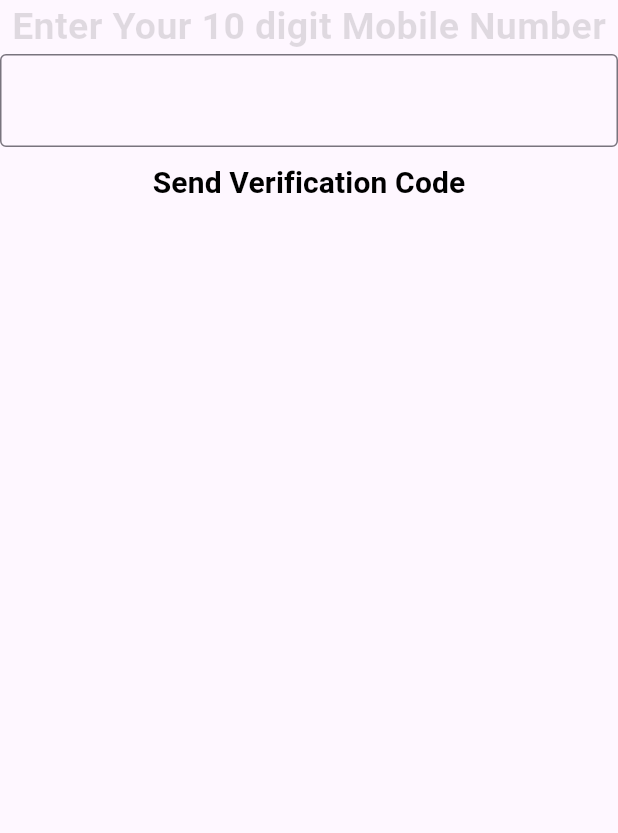
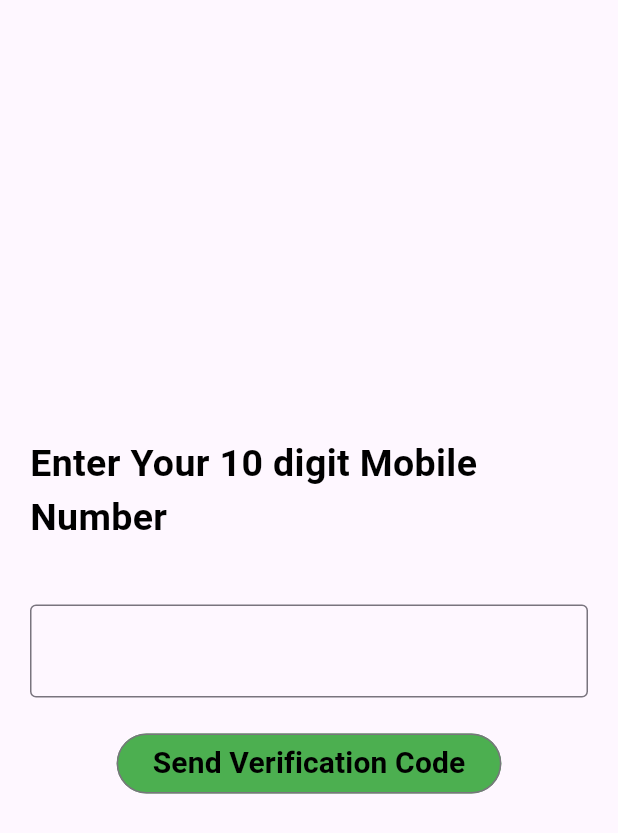
Before and after one commit to VARKOLU1729/my_vault, a Flutter app: the screen it shows after launch, on a phone screen of 412 x 824 dp. Shown: the top 833 px of the screen. Run offline on Flutter 3.47's test engine with Material 3 defaults, Android fonts, the phone set to English and light mode, and no system bars; our stand-ins replace cloud_firestore, firebase_auth, firebase_core; accounts and stored records are empty.

Commit message:
Update login_screen.dart

```diff
--- a/lib/Screens/login_screen.dart
+++ b/lib/Screens/login_screen.dart
@@ -1,90 +1,108 @@
+import 'package:cloud_firestore/cloud_firestore.dart';
 import 'package:firebase_auth/firebase_auth.dart';
 import 'package:flutter/material.dart';
 import 'package:my_vault/Helpers/send_message.dart';
-
 import 'otp_screen.dart';
 
 class LoginScreen extends StatefulWidget {
-  const LoginScreen({super.key});
+  const LoginScreen({Key? key}) : super(key: key);
 
   @override
-  State<LoginScreen> createState() => _LoginScreenState();
+  _LoginScreenState createState() => _LoginScreenState();
 }
 
 class _LoginScreenState extends State<LoginScreen> {
+  final phoneNumberController = TextEditingController();
 
-  final phoneNumberController = TextEditingController();
   final auth = FirebaseAuth.instance;
 
+  final fireStoreInstance = FirebaseFirestore.instance;
+
   @override
-  void initState()
-  {
-    super.initState();
+  void dispose() {
+    phoneNumberController.dispose();
+    super.dispose();
   }
 
-  @override
-  void dispose()
-  {
-    phoneNumberController.dispose();
-    super.dispose();
+  void handleVerification() async {
+    if (phoneNumberController.text.length == 10) {
+      String number = "+91${phoneNumberController.text}";
+
+      final usersCollection = await fireStoreInstance.collection("Users").get();
+      final existingUser = usersCollection.docs.any((doc) => doc.id == number);
+
+      if (!existingUser)
+        auth.verifyPhoneNumber(
+          phoneNumber: "+91${phoneNumberController.text}",
+          verificationCompleted: (phoneAuthCredential) {},
+          verificationFailed: (authException) {
+            print(authException);
+            SendMessage(context: context, message: "Verification Failed");
+          },
+          codeSent: (verificationId, forceResend) {
+            SendMessage(context: context, message: "Code Sent");
+            Navigator.of(context).push(MaterialPageRoute(
+              builder: (context) => OtpScreen(verificationId: verificationId),
+            ));
+          },
+          codeAutoRetrievalTimeout: (code) {},
+        );
+    } else {
+      SendMessage(context: context, message: "Please recheck your Number");
+    }
   }
 
   @override
   Widget build(BuildContext context) {
     return Scaffold(
-      body: Column(
-        mainAxisAlignment : MainAxisAlignment.center,
+      body: Padding(
+        padding: const EdgeInsets.symmetric(horizontal: 20),
+        child: Center(
+          child: Column(
+            mainAxisAlignment: MainAxisAlignment.center,
             mainAxisSize: MainAxisSize.min,
             children: [
-
               const Text(
                 "Enter Your 10 digit Mobile Number",
                 style: TextStyle(
-              color: Colors.black12,
+                  color: Colors.black,
                   fontWeight: FontWeight.bold,
                   fontSize: 25,
                 ),
               ),
-
-          TextField(
+              const SizedBox(
+                height: 40,
+              ),
+              TextFormField(
                 controller: phoneNumberController,
-            style: const TextStyle(color: Colors.black12, fontSize: 20, fontWeight: FontWeight.w500),
+                style: const TextStyle(
+                  color: Colors.black,
+                  fontSize: 20,
+                  fontWeight: FontWeight.w500,
+                ),
                 decoration: const InputDecoration(
-              border: OutlineInputBorder()
+                  border: OutlineInputBorder(),
                 ),
               ),
-
-          TextButton(
-              onPressed: (){
-                Navigator.of(context).push(MaterialPageRoute(builder: (context) => OtpScreen(
-                  verificationId: "hi",
-                )));
-                // if(phoneNumberController.text.length==10) {
-                //   auth.verifyPhoneNumber(
-                //       phoneNumber: phoneNumberController.text,
-                //       verificationCompleted: (phoneAuthCredential) {},
-                //       verificationFailed: (authException) {},
-                //       codeSent: (verificationId, forceResend) {
-                //         Navigator.of(context).push(MaterialPageRoute(builder: (context) => OtpScreen(
-                //           verificationId: verificationId,
-                //         )));
-                //       },
-                //       codeAutoRetrievalTimeout: (code) {});
-                // } else {
-                //   SendMessage(context: context, message: "Please recheck your Number");
-                // }
-              },
+              const SizedBox(
+                height: 20,
+              ),
+              OutlinedButton(
+                style: ButtonStyle(
+                    backgroundColor: WidgetStateProperty.all(Colors.green)),
+                onPressed: handleVerification,
                 child: const Text(
                   "Send Verification Code",
                   style: TextStyle(
                     color: Colors.black,
                     fontSize: 20,
-                  fontWeight: FontWeight.bold
+                    fontWeight: FontWeight.bold,
+                  ),
                 ),
               )
-          )
-
             ],
+          ),
+        ),
       ),
     );
   }
```
Lines whose indentation alone changed are shown as unchanged.
